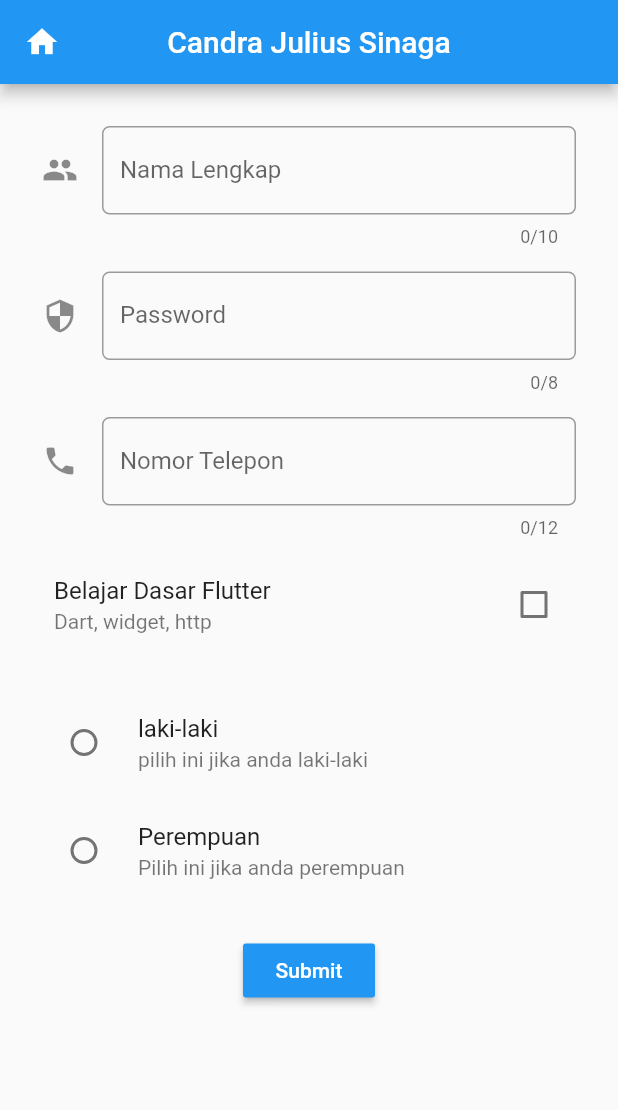
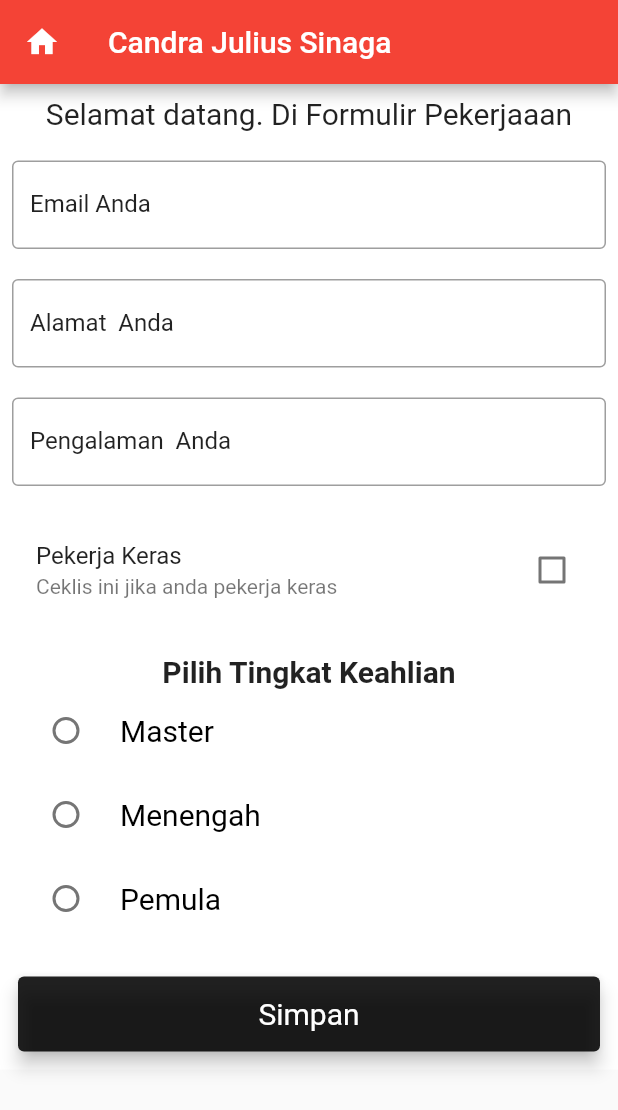
Before and after one commit to JuliusCandra/update_tugas2, a Flutter app: the screen it shows after launch, on a phone screen of 412 x 824 dp. Shown: the top 1110 px of the screen. Run offline on Flutter 3.47's test engine with Material 2 defaults, Android fonts, the phone set to English and light mode, and no system bars.

```diff
--- a/lib/main.dart
+++ b/lib/main.dart
@@ -1,194 +1,237 @@
+import 'package:flutter/cupertino.dart';
 import 'package:flutter/material.dart';
 
 void main() {
   runApp(MaterialApp(
     debugShowCheckedModeBanner: false,
-    title: "Tugas 2",
-    home: FormPendaftaran(),
+    title: "Formulir Kelahiran",
+    home: Pengalaman(),
   ));
 }
 
-class FormPendaftaran extends StatefulWidget {
+class Pengalaman extends StatefulWidget {
   @override
-  _FormPendaftaranState createState() => _FormPendaftaranState();
+  _PengalamanState createState() => _PengalamanState();
 }
 
-class _FormPendaftaranState extends State<FormPendaftaran> {
-  String _jk = "";
+class _PengalamanState extends State<Pengalaman> {
+  String groupValue = "";
 
-  String _title = "Belajar Dasar Flutter";
-  String _subTitle = "Dart, widget, http";
+  final _formKey = GlobalKey<FormState>();
 
-  void _pilihJk(value) {
+  TextEditingController controllerEmail = new TextEditingController();
+  TextEditingController controllerAlamat = new TextEditingController();
+  TextEditingController controllerPengalaman = new TextEditingController();
+
+  bool nilaiBox = false;
+
+  String zodiak = "Capricon";
+
+  void pilihGender(value) {
     setState(() {
-      _jk = value;
+      groupValue = value;
     });
   }
 
-  final _formKey = GlobalKey<FormState>();
-  bool nilaiCheckBox = false;
-
-  TextEditingController controllerNama = new TextEditingController();
-  TextEditingController controllerPassword = new TextEditingController();
-  TextEditingController controllerPhone = new TextEditingController();
-
-  void _submitData() {
-    final isValid = _formKey.currentState.validate();
-    if (!isValid) {
-      return;
-    }
-
+  void simpanData() {
     showDialog(
         context: context,
         builder: (context) {
           return AlertDialog(
-              title: Text("Konfirmasi"),
+            title: Text("Pesan"),
             content: new Container(
               height: 200,
               child: new Column(
                 children: [
-                    new Text("Nama Lengkap: " + controllerNama.text),
-                    new Text("Password: " + controllerPassword.text),
-                    new Text("Nomor Telepon: " + controllerPhone.text),
-                    new Text("Jenis Kelamin: " + _jk),
-                    new Text("Title: " + _title + "\n" + "SubTitle: " + _subTitle),
+                  new Text("Email : " + controllerEmail.text),
+                  new Text("Alamat: " + controllerAlamat.text),
+                  new Text("Pengalaman: " + controllerPengalaman.text),
+                  new Text("Keahlian: " + groupValue),
                 ],
               ),
             ),
             actions: [
-                FlatButton(
-                    color: Colors.red,
-                    child: Text("OK"),
+              RaisedButton(
                 onPressed: () {
                   Navigator.of(context).pop();
-                    })
-              ]);
+                },
+                child: Text("Ok"),
+                color: Colors.red,
+              ),
+            ],
+          );
         });
   }
 
   @override
   Widget build(BuildContext context) {
     return Scaffold(
-      appBar: AppBar(leading: Icon(Icons.home), title: Text("Candra Julius Sinaga"), centerTitle: true),
+      appBar: AppBar(
+        title: Text("Candra Julius Sinaga"),
+        leading: Icon(Icons.home),
+        backgroundColor: Colors.red,
+      ),
       body: ListView(
         children: [
           Form(
             key: _formKey,
             child: SingleChildScrollView(
               child: Container(
-                padding: EdgeInsets.all(20.0),
+                width: MediaQuery.of(context).size.width,
+                padding: const EdgeInsets.all(8),
+                color: Colors.white,
                 child: Column(
                   children: [
-                    Padding(
-                      padding: const EdgeInsets.all(8.0),
-                      child: TextFormField(
-                        controller: controllerNama,
-                        maxLength: 10,
-                        decoration: new InputDecoration(
-                          hintText: "contoh: Candra Julius Sinaga",
-                          labelText: "Nama Lengkap",
-                          icon: Icon(Icons.people),
-                          border: OutlineInputBorder(borderRadius: new BorderRadius.circular(5.0)),
+                    Text(
+                      "Selamat datang. Di Formulir Pekerjaaan",
+                      style: new TextStyle(
+                        fontSize: 20,
+                        color: Colors.black87,
                       ),
+                    ),
+                    SizedBox(
+                      height: 20,
+                    ),
+                    TextFormField(
                       validator: (value) {
                         if (value.isEmpty) {
-                            return 'Nama tidak boleh kosong';
+                          return "Email Harus Diisi";
+                        } else if (!value.contains("@")) {
+                          return 'email tidak valid';
                         }
                         return null;
                       },
+                      controller: controllerEmail,
+                      keyboardType: TextInputType.number,
+                      decoration: new InputDecoration(
+                        border: OutlineInputBorder(),
+                        focusedBorder: OutlineInputBorder(borderSide: BorderSide(color: Colors.black87)),
+                        labelText: "Email Anda",
+                        hintStyle: TextStyle(color: Colors.black87),
+                        labelStyle: TextStyle(color: Colors.black87),
                       ),
                     ),
-                    Padding(
-                      padding: const EdgeInsets.all(8.0),
-                      child: TextFormField(
-                        maxLength: 8,
-                        controller: controllerPassword,
-                        obscureText: true,
-                        decoration: new InputDecoration(
-                          labelText: "Password",
-                          icon: Icon(Icons.security),
-                          border: OutlineInputBorder(borderRadius: new BorderRadius.circular(5.0)),
+                    SizedBox(
+                      height: 20,
                     ),
+                    TextFormField(
+                      keyboardType: TextInputType.text,
                       validator: (value) {
                         if (value.isEmpty) {
-                            return 'Password tidak boleh kosong';
+                          return "Alamat  harus diisi ";
                         }
                         return null;
                       },
+                      controller: controllerAlamat,
+                      decoration: new InputDecoration(
+                        border: OutlineInputBorder(),
+                        focusedBorder: OutlineInputBorder(borderSide: BorderSide(color: Colors.black87)),
+                        labelText: "Alamat  Anda",
+                        hintStyle: TextStyle(color: Colors.black87),
+                        labelStyle: TextStyle(color: Colors.black87),
                       ),
                     ),
-                    Padding(
-                      padding: const EdgeInsets.all(8.0),
-                      child: TextFormField(
-                        controller: controllerPhone,
-                        maxLength: 12,
-                        keyboardType: TextInputType.phone,
-                        decoration: new InputDecoration(
-                          hintText: "contoh: 12345679010",
-                          labelText: "Nomor Telepon",
-                          icon: Icon(Icons.phone),
-                          border: OutlineInputBorder(borderRadius: new BorderRadius.circular(5.0)),
+                    SizedBox(
+                      height: 20,
                     ),
+                    TextFormField(
                       validator: (value) {
                         if (value.isEmpty) {
-                            return 'Nama telepon tidak boleh kosong';
+                          return "Pengalaman harus diisi";
                         }
                         return null;
                       },
+                      controller: controllerPengalaman,
+                      keyboardType: TextInputType.text,
+                      decoration: new InputDecoration(
+                        border: OutlineInputBorder(),
+                        focusedBorder: OutlineInputBorder(borderSide: BorderSide(color: Colors.black87)),
+                        labelText: "Pengalaman  Anda",
+                        hintStyle: TextStyle(color: Colors.black87),
+                        labelStyle: TextStyle(color: Colors.black87),
                       ),
                     ),
+                    SizedBox(
+                      height: 20,
+                    ),
                     CheckboxListTile(
-                      title: Text(_title),
-                      subtitle: Text(_subTitle),
-                      value: nilaiCheckBox,
-                      activeColor: Colors.deepPurpleAccent,
+                      value: nilaiBox,
                       onChanged: (value) {
                         setState(() {
-                          nilaiCheckBox = value;
+                          nilaiBox = value;
                         });
                       },
+                      activeColor: Colors.blueAccent,
+                      title: Text("Pekerja Keras"),
+                      subtitle: Text("Ceklis ini jika anda pekerja keras"),
                     ),
-                    new Padding(
-                      padding: new EdgeInsets.only(top: 20),
+                    SizedBox(
+                      height: 20,
                     ),
-                    new RadioListTile(
-                      value: "Laki-Laki",
-                      title: new Text("laki-laki"),
-                      groupValue: _jk,
+                    Text(
+                      "Pilih Tingkat Keahlian",
+                      style: new TextStyle(fontSize: 20, color: Colors.black87, fontWeight: FontWeight.bold),
+                    ),
+                    RadioListTile(
+                        value: "Master",
+                        title: Text(
+                          "Master",
+                          style: new TextStyle(fontSize: 20, color: Colors.black),
+                        ),
+                        groupValue: groupValue,
                         onChanged: (value) {
-                        _pilihJk(value);
+                          pilihGender(value);
+                        }),
+                    RadioListTile(
+                        value: "Menengah",
+                        groupValue: groupValue,
+                        title: Text(
+                          "Menengah",
+                          style: new TextStyle(fontSize: 20, color: Colors.black),
+                        ),
+                        onChanged: (value) {
+                          pilihGender(value);
+                        }),
+                    RadioListTile(
+                        value: "Pemula",
+                        groupValue: groupValue,
+                        title: Text(
+                          "Pemula",
+                          style: new TextStyle(fontSize: 20, color: Colors.black),
+                        ),
+                        onChanged: (value) {
+                          pilihGender(value);
+                        }),
+                    SizedBox(
+                      height: 20,
+                    ),
+                    Card(
+                      color: Colors.black87,
+                      elevation: 5,
+                      child: Container(
+                        height: 50,
+                        child: InkWell(
+                            splashColor: Colors.white,
+                            onTap: () {
+                              final valid = _formKey.currentState!.validate();
+                              if (!valid) {
+                                return;
+                              }
+                              simpanData();
                             },
-                      activeColor: Colors.blue,
-                      subtitle: new Text("pilih ini jika anda laki-laki"),
+                            child: Center(
+                              child: Text(
+                                "Simpan",
+                                style: TextStyle(fontSize: 20, color: Colors.white),
                               ),
-                    new RadioListTile(
-                      value: "Perempuan",
-                      title: new Text("Perempuan"),
-                      groupValue: _jk,
-                      onChanged: (value) {
-                        _pilihJk(value);
-                      },
-                      activeColor: Colors.blue,
-                      subtitle: new Text("Pilih ini jika anda perempuan"),
+                            )),
                       ),
-                    new Padding(
-                      padding: EdgeInsets.only(top: 20),
-                    ),
-                    RaisedButton(
-                      child: Text(
-                        "Submit",
-                        style: TextStyle(color: Colors.white),
-                      ),
-                      color: Colors.blue,
-                      onPressed: () {
-                        _submitData();
-                      },
                     ),
                   ],
                 ),
               ),
             ),
-          ),
+          )
         ],
       ),
     );
```
Also changed, not shown: 1 other file. Lines whose indentation alone changed are shown as unchanged.
